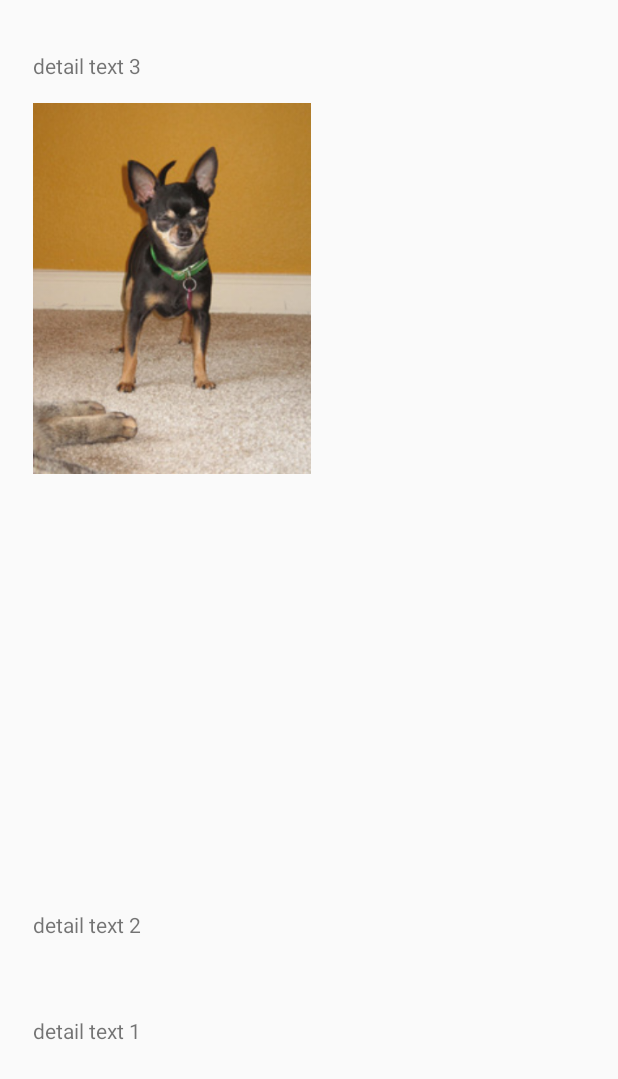
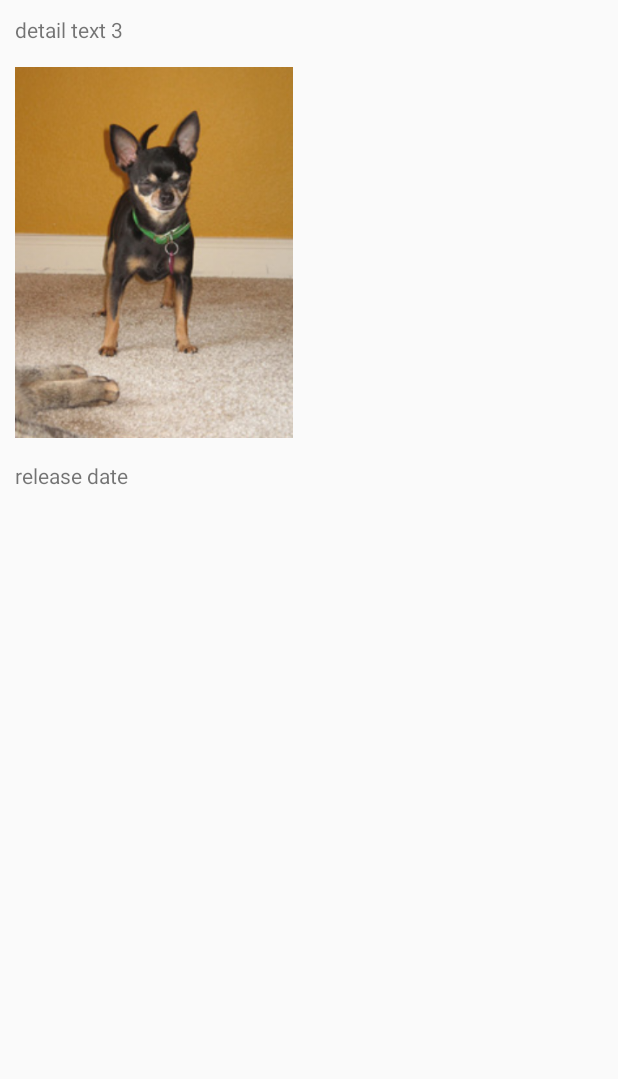
Before and after one commit to BrandonMiller355/p1_brandonmiller, an Android app: the layout fragment_detail.xml on its own in the app's theme, with its tools: preview values and no code run, on a phone screen of 412 x 824 dp. Shown: the top 1079 px of the screen. Run offline under Robolectric (Android 15) with nearby library versions, the phone set to English and light mode, and no system bars.

Commit message:
Pull in all the fields onto the DetailView; still beautifying the layout

```diff
--- a/app/src/main/java/com/example/android/popularmovies/DetailActivity.java
+++ b/app/src/main/java/com/example/android/popularmovies/DetailActivity.java
@@ -76,17 +76,28 @@ public class DetailActivity extends ActionBarActivity {
 
             View rootView = inflater.inflate(R.layout.fragment_detail, container, false);
 
+            ImageView imageDetailView = (ImageView) rootView.findViewById(R.id.detail_image1);
+            Picasso.with(rootView.getContext()).load("http://image.tmdb.org/t/p/w185/" + getActivity().getIntent().getExtras().getString(Intent.EXTRA_TEXT)).into(imageDetailView);
+
+/*
             TextView textView = (TextView) rootView.findViewById(R.id.detail_text);
             textView.setText(getActivity().getIntent().getExtras().getString(Intent.EXTRA_TEXT));
 
             TextView textView2 = (TextView) rootView.findViewById(R.id.detail_text2);
             textView2.setText(getActivity().getIntent().getExtras().getString(Intent.EXTRA_UID));
+*/
 
             TextView textView3 = (TextView) rootView.findViewById(R.id.detail_text3);
             textView3.setText(getActivity().getIntent().getExtras().getString(Intent.EXTRA_TITLE));
 
-            ImageView imageDetailView = (ImageView) rootView.findViewById(R.id.detail_image1);
-            Picasso.with(rootView.getContext()).load("http://image.tmdb.org/t/p/w185/" + textView.getText()).into(imageDetailView);
+            TextView releaseDate = (TextView) rootView.findViewById(R.id.releaseDate);
+            releaseDate.setText(getActivity().getIntent().getExtras().getString(Intent.EXTRA_DATA_REMOVED));
+
+            TextView voteAverage = (TextView) rootView.findViewById(R.id.voteAverage);
+            voteAverage.setText(getActivity().getIntent().getExtras().getString(Intent.EXTRA_PHONE_NUMBER));
+
+            TextView plotSynopsis = (TextView) rootView.findViewById(R.id.plotSynopsis);
+            plotSynopsis.setText(getActivity().getIntent().getExtras().getString(Intent.EXTRA_SUBJECT));
 
             return rootView;
         }
--- a/app/src/main/java/com/example/android/popularmovies/MoviesFragment.java
+++ b/app/src/main/java/com/example/android/popularmovies/MoviesFragment.java
@@ -147,7 +147,10 @@ public class MoviesFragment extends Fragment {
                 Intent showDetailActivityIntent = new Intent(getActivity(), DetailActivity.class)
                         .putExtra(Intent.EXTRA_UID, mMovieAdapter.getItem(i).id)
                         .putExtra(Intent.EXTRA_TITLE, mMovieAdapter.getItem(i).original_title)
-                        .putExtra(Intent.EXTRA_TEXT, mMovieAdapter.getItem(i).poster_path);
+                        .putExtra(Intent.EXTRA_TEXT, mMovieAdapter.getItem(i).poster_path)
+                        .putExtra(Intent.EXTRA_DATA_REMOVED, mMovieAdapter.getItem(i).release_date)
+                        .putExtra(Intent.EXTRA_SUBJECT, mMovieAdapter.getItem(i).plot_synopsis)
+                        .putExtra(Intent.EXTRA_PHONE_NUMBER, mMovieAdapter.getItem(i).vote_average);
                 startActivity(showDetailActivityIntent);
 //                Log.v(LOG_TAG, mMovieAdapter.getItem(i).id);
 
--- a/app/src/main/res/layout/fragment_detail.xml
+++ b/app/src/main/res/layout/fragment_detail.xml
@@ -15,6 +15,7 @@
         android:layout_alignLeft="@+id/detail_text3"
         android:layout_alignStart="@+id/detail_text3" />
 
+<!--
     <TextView
         android:layout_width="wrap_content"
         android:layout_height="wrap_content"
@@ -23,7 +24,7 @@
         android:layout_alignParentBottom="true"
         android:layout_alignLeft="@+id/detail_image1"
         android:layout_alignStart="@+id/detail_image1"
-        android:layout_marginBottom="127dp" />
+        android:layout_marginBottom="10dp" />
 
     <TextView
         android:layout_width="wrap_content"
@@ -33,19 +34,53 @@
         android:layout_above="@+id/detail_text"
         android:layout_alignLeft="@+id/detail_text"
         android:layout_alignStart="@+id/detail_text"
-        android:layout_marginBottom="51dp" />
+        android:layout_marginBottom="10dp" />
+-->
 
     <TextView
         android:layout_width="wrap_content"
         android:layout_height="wrap_content"
         android:id="@+id/detail_text3"
         android:text="detail text 3"
-        android:layout_marginTop="34dp"
+        android:layout_marginTop="10dp"
         android:layout_alignParentTop="true"
         android:layout_alignParentLeft="true"
         android:layout_alignParentStart="true"
         android:layout_marginLeft="22dp"
-        android:layout_marginStart="22dp"
+        android:layout_marginStart="10dp"
         android:gravity="top|center_horizontal" />
 
+    <TextView
+        android:layout_width="wrap_content"
+        android:layout_height="wrap_content"
+        android:id="@+id/releaseDate"
+        android:text="release date"
+        android:layout_alignParentBottom="true"
+        android:layout_below="@+id/detail_image1"
+        android:layout_alignLeft="@+id/detail_image1"
+        android:layout_alignStart="@+id/detail_image1"
+    />
+
+    <TextView
+        android:layout_width="wrap_content"
+        android:layout_height="wrap_content"
+        android:id="@+id/voteAverage"
+        android:text="voteAverage"
+        android:layout_below="@id/releaseDate"
+        android:layout_alignParentBottom="true"
+        android:layout_alignLeft="@id/releaseDate"
+        android:layout_alignStart="@id/releaseDate"
+        />
+
+    <TextView
+        android:layout_width="wrap_content"
+        android:layout_height="wrap_content"
+        android:id="@+id/plotSynopsis"
+        android:text="plotSynopsis"
+        android:layout_below="@id/voteAverage"
+        android:layout_alignParentBottom="true"
+        android:layout_alignLeft="@id/voteAverage"
+        android:layout_alignStart="@id/voteAverage"
+        />
+
 </RelativeLayout>
```
